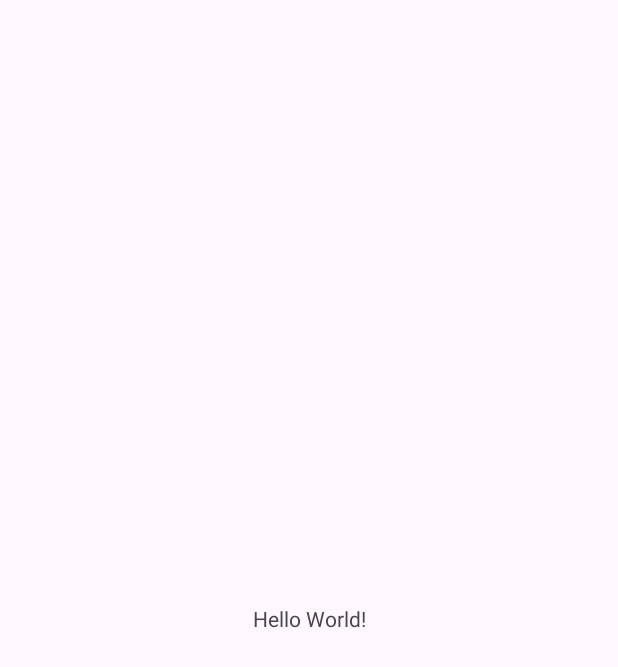
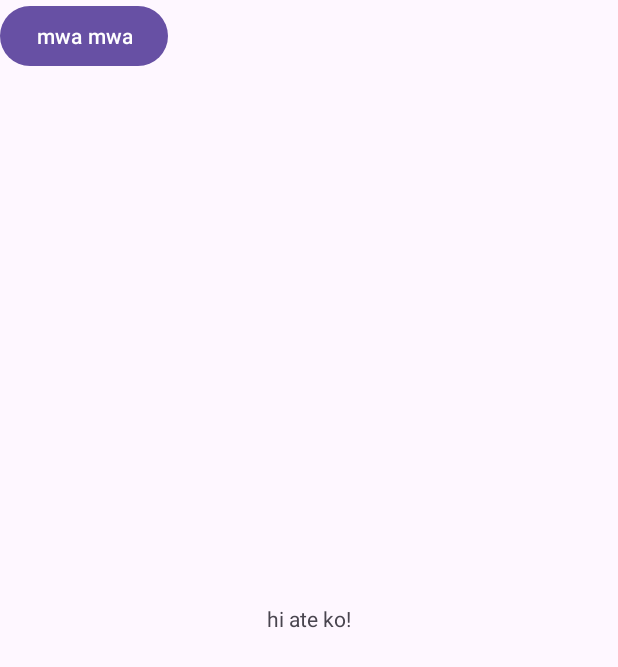
Before and after one commit to Jayem09/cc106_3a_grp5, an Android app: the screen it shows after launch (MainActivity), on a phone screen of 412 x 824 dp. Before the commit the part shown is almost empty. Shown: the top 667 px of the screen. Run offline under Robolectric (Android 15) with nearby library versions, the phone set to English and light mode, and no system bars.

Commit message:
first commit

```diff
--- a/app/src/main/res/layout/activity_main.xml
+++ b/app/src/main/res/layout/activity_main.xml
@@ -10,10 +10,18 @@
     <TextView
         android:layout_width="wrap_content"
         android:layout_height="wrap_content"
-        android:text="Hello World!"
+        android:text="hi ate ko!"
         app:layout_constraintBottom_toBottomOf="parent"
         app:layout_constraintEnd_toEndOf="parent"
         app:layout_constraintStart_toStartOf="parent"
         app:layout_constraintTop_toTopOf="parent" />
 
+    <Button
+        android:id="@+id/button"
+        android:layout_width="wrap_content"
+        android:layout_height="wrap_content"
+        android:text= "mwa mwa"
+        tools:layout_editor_absoluteX="158dp"
+        tools:layout_editor_absoluteY="436dp" />
+
 </androidx.constraintlayout.widget.ConstraintLayout>
```
